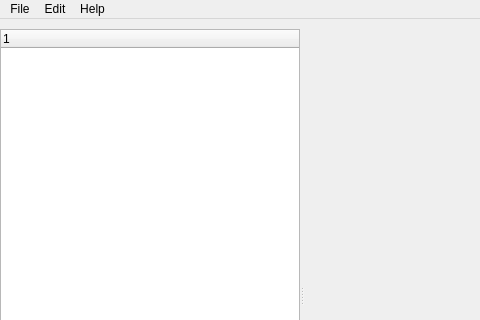
Above: mainwindow.ui from neophack/AutoPlatform before the change; both pictures show x 0 to 480 and y 0 to 320 of the 1066 by 593 pixel window. Below: the same form after it.
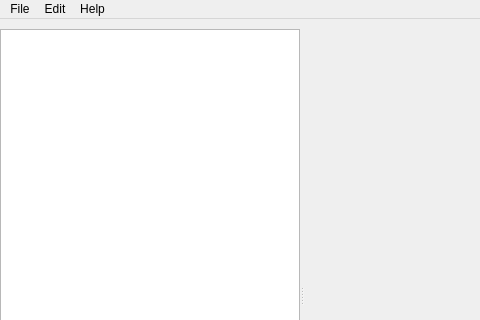
That is the form after the change. Custom widgets are drawn as their Qt base class.

The edit to the form file:
```diff
--- a/mainwindow.ui
+++ b/mainwindow.ui
@@ -51,6 +51,9 @@
      <property name="dragDropMode">
       <enum>QAbstractItemView::DragOnly</enum>
      </property>
+     <attribute name="headerVisible">
+      <bool>false</bool>
+     </attribute>
      <column>
       <property name="text">
        <string notr="true">1</string>
```
Left out of the diff: 5 changed lines with no effect on the pictures.
